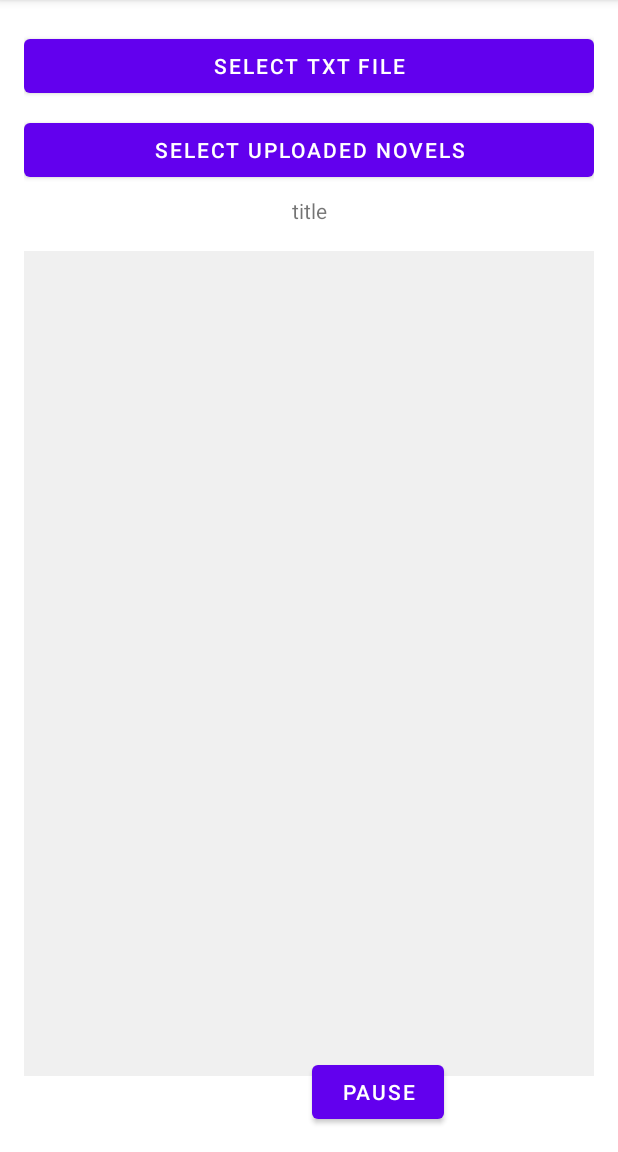
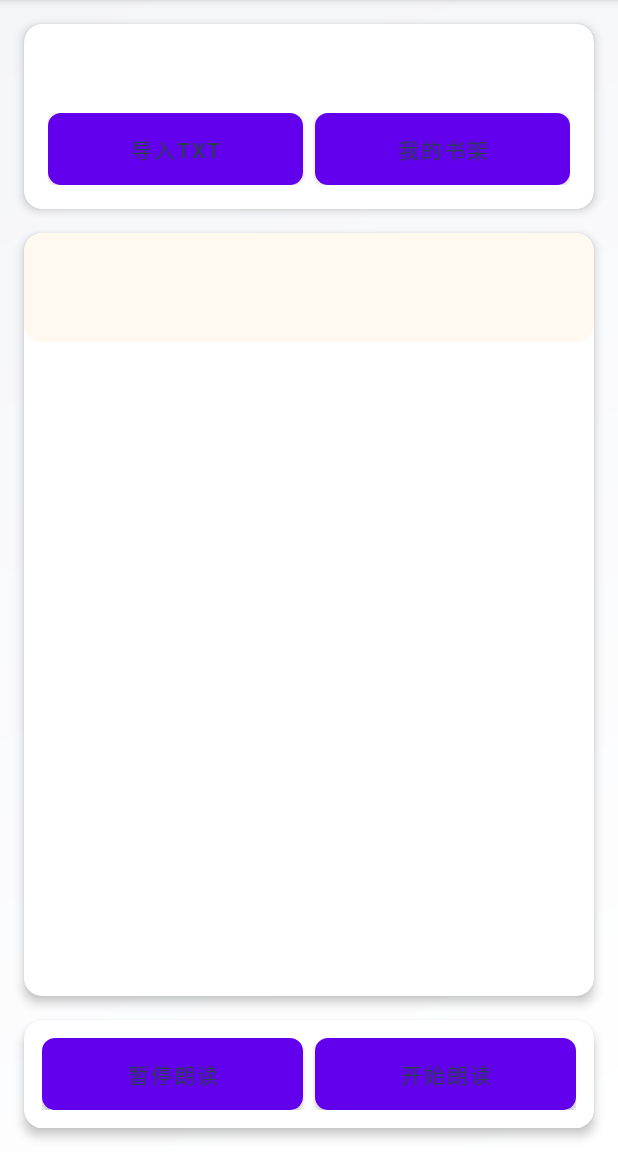
Before and after one commit to DongYangYuWHJ/audioBook, an Android app: the screen it shows after launch (MainActivity), on a phone screen of 412 x 824 dp, the part 84-1236 px from its top. Run offline under Robolectric (Android 15) with nearby library versions, the phone set to English and light mode, and no system bars; libraries missing offline, so code that uses them is left out: org.mozilla.universalchardet; 5 statements that could not run were skipped.

Commit message:
UI略微改进

```diff
--- a/app/src/main/java/com/k2fsa/sherpa/onnx/MainActivity.kt
+++ b/app/src/main/java/com/k2fsa/sherpa/onnx/MainActivity.kt
@@ -124,8 +124,10 @@ class MainActivity : AppCompatActivity(), MainActivityCallback {
 
         buttonPause.setOnClickListener { v: View? ->
             if (readingStatus) {
+                buttonPause.setText("resume")
                 onClickPause()
             } else {
+                buttonPause.setText("pause")
                 onClickResume()
             }
         }
@@ -483,6 +485,8 @@ class MainActivity : AppCompatActivity(), MainActivityCallback {
         // 释放 TTS 资源
         if (tts != null) {
             onClickPause()
+            mediaPlayer?.stop()
+            mediaPlayer = null
         }
         super.onDestroy()
     }
--- /dev/null
+++ b/app/src/main/res/drawable/content_background.xml
@@ -0,0 +1,5 @@
+<?xml version="1.0" encoding="utf-8"?>
+<shape xmlns:android="http://schemas.android.com/apk/res/android">
+    <solid android:color="@color/background_content" />
+    <corners android:radius="12dp" />
+</shape>
--- /dev/null
+++ b/app/src/main/res/drawable/control_button.xml
@@ -0,0 +1,13 @@
+<?xml version="1.0" encoding="utf-8"?>
+<ripple xmlns:android="http://schemas.android.com/apk/res/android"
+    android:color="#20000000">
+    <item>
+        <shape android:shape="rectangle">
+            <solid android:color="@color/background_primary" />
+            <corners android:radius="8dp" />
+            <stroke
+                android:width="1dp"
+                android:color="@color/colorAccent" />
+        </shape>
+    </item>
+</ripple>
--- /dev/null
+++ b/app/src/main/res/drawable/dialog_background.xml
@@ -0,0 +1,8 @@
+<?xml version="1.0" encoding="utf-8"?>
+<shape xmlns:android="http://schemas.android.com/apk/res/android">
+    <solid android:color="@color/background_primary" />
+    <corners android:radius="16dp" />
+    <stroke
+        android:width="1dp"
+        android:color="#20000000" />
+</shape>
--- /dev/null
+++ b/app/src/main/res/drawable/input_background.xml
@@ -0,0 +1,8 @@
+<?xml version="1.0" encoding="utf-8"?>
+<shape xmlns:android="http://schemas.android.com/apk/res/android">
+    <solid android:color="@color/background_secondary" />
+    <corners android:radius="8dp" />
+    <stroke
+        android:width="1dp"
+        android:color="#15000000" />
+</shape>
--- /dev/null
+++ b/app/src/main/res/drawable/primary_button.xml
@@ -0,0 +1,10 @@
+<?xml version="1.0" encoding="utf-8"?>
+<ripple xmlns:android="http://schemas.android.com/apk/res/android"
+    android:color="#20000000">
+    <item>
+        <shape android:shape="rectangle">
+            <solid android:color="@color/colorPrimary" />
+            <corners android:radius="8dp" />
+        </shape>
+    </item>
+</ripple>
--- /dev/null
+++ b/app/src/main/res/drawable/reading_background.xml
@@ -0,0 +1,8 @@
+<?xml version="1.0" encoding="utf-8"?>
+<shape xmlns:android="http://schemas.android.com/apk/res/android">
+    <gradient
+        android:angle="135"
+        android:startColor="@color/background_primary"
+        android:endColor="@color/background_secondary"
+        android:type="linear" />
+</shape>
--- /dev/null
+++ b/app/src/main/res/drawable/secondary_button.xml
@@ -0,0 +1,13 @@
+<?xml version="1.0" encoding="utf-8"?>
+<ripple xmlns:android="http://schemas.android.com/apk/res/android"
+    android:color="#20000000">
+    <item>
+        <shape android:shape="rectangle">
+            <solid android:color="@color/background_secondary" />
+            <corners android:radius="8dp" />
+            <stroke
+                android:width="1dp"
+                android:color="@color/text_secondary" />
+        </shape>
+    </item>
+</ripple>
--- a/app/src/main/res/layout/activity_main.xml
+++ b/app/src/main/res/layout/activity_main.xml
@@ -5,123 +5,195 @@
     android:layout_height="match_parent"
     xmlns:app="http://schemas.android.com/apk/res-auto"
     android:orientation="vertical"
-    android:padding="16dp">
+    android:background="@drawable/reading_background">
 
+    <!-- 小说标题输入对话框 -->
     <LinearLayout
         android:id="@+id/layout_novel_title_for_input"
-        android:layout_width="wrap_content"
+        android:layout_width="300dp"
         android:layout_height="wrap_content"
-        android:background="@color/grey"
-        android:elevation="1dp"
+        android:background="@drawable/dialog_background"
+        android:elevation="4dp"
         android:orientation="vertical"
+        android:padding="20dp"
         android:visibility="invisible"
         app:layout_constraintBottom_toBottomOf="parent"
-        app:layout_constraintHorizontal_bias="0.5"
         app:layout_constraintLeft_toLeftOf="parent"
         app:layout_constraintRight_toRightOf="parent"
-        app:layout_constraintTop_toTopOf="parent"
-        app:layout_constraintVertical_bias="0.5">
+        app:layout_constraintTop_toTopOf="parent">
+
+        <TextView
+            android:layout_width="wrap_content"
+            android:layout_height="wrap_content"
+            android:text="添加新书"
+            android:textSize="20sp"
+            android:textStyle="bold"
+            android:textColor="@color/text_primary"
+            android:layout_marginBottom="16dp"/>
 
         <EditText
             android:id="@+id/novel_title_for_input"
-            android:layout_width="wrap_content"
+            android:layout_width="match_parent"
             android:layout_height="wrap_content"
-            android:ems="10"
-            android:inputType="text"
-            android:text="小说名：" />
+            android:background="@drawable/input_background"
+            android:hint="请输入小说名称"
+            android:padding="16dp"
+            android:textSize="16sp"
+            android:textColorHint="@color/text_hint"
+            android:inputType="text" />
 
         <Button
             android:id="@+id/button_novel_title_for_input"
             android:layout_width="match_parent"
             android:layout_height="wrap_content"
-            android:text="确认录入" />
-
+            android:layout_marginTop="20dp"
+            android:background="@drawable/primary_button"
+            android:text="确认添加"
+            android:textSize="16sp"
+            android:textColor="@android:color/white" />
     </LinearLayout>
 
-
+    <!-- 书架列表 -->
     <androidx.recyclerview.widget.RecyclerView
         android:id="@+id/recycler_view"
-        android:layout_width="wrap_content"
-        android:layout_height="wrap_content"
-        android:elevation="0.5dp"
+        android:layout_width="match_parent"
+        android:layout_height="match_parent"
+        android:clipToPadding="false"
+        android:padding="16dp"
         android:visibility="invisible"
         app:layout_constraintBottom_toBottomOf="parent"
-        app:layout_constraintHorizontal_bias="0.5"
         app:layout_constraintLeft_toLeftOf="parent"
         app:layout_constraintRight_toRightOf="parent"
-        app:layout_constraintTop_toTopOf="parent"
-        app:layout_constraintVertical_bias="0.5" />
+        app:layout_constraintTop_toTopOf="parent" />
 
+    <!-- 阅读页面 -->
     <androidx.constraintlayout.widget.ConstraintLayout
         android:id="@+id/read_novel_page"
         android:layout_width="match_parent"
-        android:layout_height="match_parent"
-        tools:layout_editor_absoluteX="16dp"
-        tools:layout_editor_absoluteY="16dp">
+        android:layout_height="match_parent">
 
-        <Button
-            android:id="@+id/buttonReadFile"
+        <!-- 顶部工具栏 -->
+        <com.google.android.material.card.MaterialCardView
+            android:id="@+id/top_toolbar"
             android:layout_width="match_parent"
             android:layout_height="wrap_content"
-            android:layout_marginTop="4dp"
-            android:text="select txt file"
-            app:layout_constraintLeft_toLeftOf="parent"
-            app:layout_constraintTop_toTopOf="parent" />
+            android:layout_margin="16dp"
+            app:cardCornerRadius="12dp"
+            app:cardElevation="4dp"
+            app:layout_constraintTop_toTopOf="parent">
 
-        <Button
-            android:id="@+id/buttonReadStoredNovel"
+            <LinearLayout
+                android:layout_width="match_parent"
+                android:layout_height="wrap_content"
+                android:orientation="vertical"
+                android:padding="16dp">
+
+                <TextView
+                    android:id="@+id/current_novel_title"
+                    android:layout_width="match_parent"
+                    android:layout_height="wrap_content"
+                    android:gravity="center"
+                    android:textSize="20sp"
+                    android:textStyle="bold"
+                    android:textColor="@color/text_primary"
+                    android:layout_marginBottom="16dp"/>
+
+                <LinearLayout
+                    android:layout_width="match_parent"
+                    android:layout_height="wrap_content"
+                    android:orientation="horizontal"
+                    android:gravity="center">
+
+                    <Button
+                        android:id="@+id/buttonReadFile"
+                        android:layout_width="0dp"
+                        android:layout_weight="1"
+                        android:layout_height="wrap_content"
+                        android:layout_marginEnd="8dp"
+                        android:background="@drawable/secondary_button"
+                        android:text="导入TXT"
+                        android:textColor="@color/text_primary" />
+
+                    <Button
+                        android:id="@+id/buttonReadStoredNovel"
+                        android:layout_width="0dp"
+                        android:layout_weight="1"
+                        android:layout_height="wrap_content"
+                        android:background="@drawable/secondary_button"
+                        android:text="我的书架"
+                        android:textColor="@color/text_primary" />
+                </LinearLayout>
+            </LinearLayout>
+        </com.google.android.material.card.MaterialCardView>
+
+        <!-- 阅读内容区域 -->
+        <com.google.android.material.card.MaterialCardView
+            android:layout_width="match_parent"
+            android:layout_height="0dp"
+            android:layout_margin="16dp"
+            app:cardCornerRadius="12dp"
+            app:cardElevation="4dp"
+            app:layout_constraintTop_toBottomOf="@id/top_toolbar"
+            app:layout_constraintBottom_toTopOf="@id/bottom_toolbar">
+
+            <ScrollView
+                android:layout_width="match_parent"
+                android:layout_height="match_parent">
+
+                <TextView
+                    android:id="@+id/txtContent"
+                    android:layout_width="match_parent"
+                    android:layout_height="wrap_content"
+                    android:background="@drawable/content_background"
+                    android:lineSpacingExtra="8dp"
+                    android:lineSpacingMultiplier="1.2"
+                    android:padding="24dp"
+                    android:scrollbars="vertical"
+                    android:textColor="@color/text_primary"
+                    android:textSize="18sp"
+                    android:letterSpacing="0.02"
+                    android:hyphenationFrequency="full"/>
+            </ScrollView>
+        </com.google.android.material.card.MaterialCardView>
+
+        <!-- 底部工具栏 -->
+        <com.google.android.material.card.MaterialCardView
+            android:id="@+id/bottom_toolbar"
             android:layout_width="match_parent"
             android:layout_height="wrap_content"
-            android:layout_marginTop="8dp"
-            android:text="select uploaded novels"
-            app:layout_constraintLeft_toLeftOf="parent"
-            app:layout_constraintTop_toBottomOf="@id/buttonReadFile" />
+            android:layout_margin="16dp"
+            app:cardCornerRadius="12dp"
+            app:cardElevation="4dp"
+            app:layout_constraintBottom_toBottomOf="parent">
 
-        <TextView
-            android:id="@+id/current_novel_title"
-            android:layout_width="wrap_content"
-            android:layout_height="wrap_content"
-            android:text="title"
-            app:layout_constraintBottom_toBottomOf="parent"
-            app:layout_constraintLeft_toLeftOf="parent"
-            app:layout_constraintRight_toRightOf="parent"
-            app:layout_constraintTop_toTopOf="parent"
-            app:layout_constraintHorizontal_bias="0.5"
-            app:layout_constraintVertical_bias="0.16"
-            android:elevation="2dp"
-            android:visibility="visible"/>
+            <LinearLayout
+                android:id="@+id/controls_container"
+                android:layout_width="match_parent"
+                android:layout_height="wrap_content"
+                android:orientation="horizontal"
+                android:padding="12dp"
+                android:gravity="center">
 
-        <TextView
-            android:id="@+id/txtContent"
-            android:layout_width="match_parent"
-            android:layout_height="550dp"
-            android:layout_marginTop="8dp"
-            android:background="#f0f0f0"
-            android:overScrollMode="always"
-            android:padding="8dp"
-            android:scrollbars="vertical"
-            app:layout_constraintBottom_toBottomOf="parent"
-            app:layout_constraintLeft_toLeftOf="parent"
-            app:layout_constraintTop_toBottomOf="@id/buttonReadStoredNovel" />
+                <Button
+                    android:id="@+id/buttonPause"
+                    android:layout_width="0dp"
+                    android:layout_weight="1"
+                    android:layout_height="wrap_content"
+                    android:layout_marginEnd="8dp"
+                    android:background="@drawable/control_button"
+                    android:text="暂停朗读"
+                    android:textColor="@color/text_primary" />
 
-        <Button
-            android:id="@+id/buttonSpeak"
-            android:layout_width="wrap_content"
-            android:layout_height="wrap_content"
-            android:text="朗读"
-            app:layout_constraintRight_toRightOf="parent"
-            app:layout_constraintBottom_toBottomOf="parent"
-            android:visibility="gone"/>
+                <Button
+                    android:id="@+id/buttonSpeak"
+                    android:layout_width="0dp"
+                    android:layout_weight="1"
+                    android:layout_height="wrap_content"
+                    android:background="@drawable/control_button"
+                    android:text="开始朗读"
+                    android:textColor="@color/text_primary" />
+            </LinearLayout>
+        </com.google.android.material.card.MaterialCardView>
 
-        <Button
-            android:id="@+id/buttonPause"
-            android:layout_width="wrap_content"
-            android:layout_height="wrap_content"
-            android:layout_marginRight="100dp"
-            android:text="pause"
-            app:layout_constraintBottom_toBottomOf="parent"
-            app:layout_constraintRight_toRightOf="parent" />
     </androidx.constraintlayout.widget.ConstraintLayout>
-
-
 </androidx.constraintlayout.widget.ConstraintLayout>
--- a/app/src/main/res/values/colors.xml
+++ b/app/src/main/res/values/colors.xml
@@ -8,4 +8,13 @@
     <color name="purple_700">#FF3700B3</color>
     <color name="teal_200">#FF03DAC5</color>
     <color name="teal_700">#FF018786</color>
+    <color name="colorPrimary">#FF6B6B</color>
+    <color name="colorPrimaryDark">#E64C4C</color>
+    <color name="colorAccent">#4ECDC4</color>
+    <color name="text_primary">#2C3E50</color>
+    <color name="text_secondary">#7F8C8D</color>
+    <color name="text_hint">#95A5A6</color>
+    <color name="background_primary">#FFFFFF</color>
+    <color name="background_secondary">#F5F6FA</color>
+    <color name="background_content">#FFF9F0</color>
 </resources>
```
